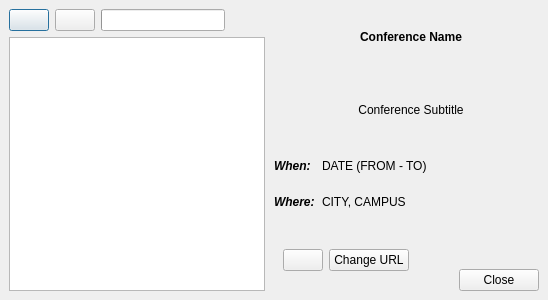
Above: src/gui/conferenceeditor.ui from edulix/confclerk before the change. Below: the same form after it.
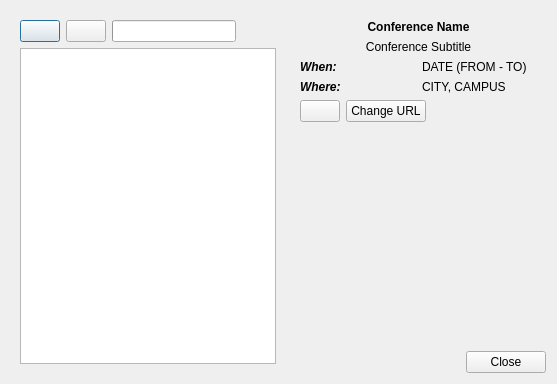
That is the form after the change. Icons and pictures are not drawn.

Commit message: Cleaning of the conferenceeditor dialog.

```diff
--- a/src/gui/conferenceeditor.ui
+++ b/src/gui/conferenceeditor.ui
@@ -6,8 +6,8 @@
    <rect>
     <x>0</x>
     <y>0</y>
-    <width>548</width>
-    <height>300</height>
+    <width>557</width>
+    <height>384</height>
    </rect>
   </property>
   <property name="windowTitle">
@@ -17,13 +17,7 @@
    <iconset resource="../../data/data.qrc">
     <normaloff>:/confclerk.svg</normaloff>:/confclerk.svg</iconset>
   </property>
-  <layout class="QHBoxLayout" name="horizontalLayout">
-   <property name="spacing">
-    <number>0</number>
-   </property>
-   <property name="margin">
-    <number>0</number>
-   </property>
+  <layout class="QHBoxLayout" name="horizontalLayout_4" stretch="0,1">
    <item>
     <widget class="QWidget" name="widget_2" native="true">
      <layout class="QVBoxLayout" name="verticalLayout_2">
@@ -106,39 +100,14 @@
     </widget>
    </item>
    <item>
-    <widget class="QWidget" name="widget_3" native="true">
-     <property name="sizePolicy">
-      <sizepolicy hsizetype="MinimumExpanding" vsizetype="Preferred">
-       <horstretch>0</horstretch>
-       <verstretch>0</verstretch>
-      </sizepolicy>
-     </property>
-     <layout class="QVBoxLayout" name="verticalLayout_3">
-      <property name="spacing">
-       <number>0</number>
-      </property>
-      <property name="margin">
-       <number>0</number>
-      </property>
+    <layout class="QVBoxLayout" name="verticalLayout">
       <item>
        <widget class="QStackedWidget" name="conferenceInfo">
-        <property name="sizePolicy">
-         <sizepolicy hsizetype="Preferred" vsizetype="MinimumExpanding">
-          <horstretch>0</horstretch>
-          <verstretch>0</verstretch>
-         </sizepolicy>
-        </property>
         <property name="currentIndex">
          <number>0</number>
         </property>
         <widget class="QWidget" name="conferenceInfoContents">
-         <layout class="QVBoxLayout" name="verticalLayout_4">
-          <property name="spacing">
-           <number>0</number>
-          </property>
-          <property name="margin">
-           <number>0</number>
-          </property>
+        <layout class="QVBoxLayout" name="verticalLayout_3">
           <item>
            <widget class="QLabel" name="conferenceTitle">
             <property name="font">
@@ -201,50 +170,23 @@
               </property>
              </widget>
             </item>
-            <item row="0" column="2">
+           <item row="0" column="1">
              <widget class="QLabel" name="conferenceWhen">
               <property name="text">
                <string>DATE (FROM - TO)</string>
               </property>
              </widget>
             </item>
-            <item row="1" column="2">
+           <item row="1" column="1">
              <widget class="QLabel" name="conferenceWhere">
               <property name="text">
                <string>CITY, CAMPUS</string>
               </property>
              </widget>
             </item>
-            <item row="1" column="3">
-             <spacer name="horizontalSpacer_4">
-              <property name="orientation">
-               <enum>Qt::Horizontal</enum>
-              </property>
-              <property name="sizeHint" stdset="0">
-               <size>
-                <width>40</width>
-                <height>20</height>
-               </size>
-              </property>
-             </spacer>
-            </item>
-            <item row="0" column="1">
-             <widget class="QLabel" name="spacer_2">
-              <property name="text">
-               <string/>
-              </property>
-             </widget>
-            </item>
            </layout>
           </item>
           <item>
-           <widget class="QWidget" name="widget_5" native="true">
-            <property name="sizePolicy">
-             <sizepolicy hsizetype="Preferred" vsizetype="Fixed">
-              <horstretch>0</horstretch>
-              <verstretch>0</verstretch>
-             </sizepolicy>
-            </property>
             <layout class="QHBoxLayout" name="horizontalLayout_3">
              <item>
               <widget class="QPushButton" name="refreshBtn">
@@ -277,15 +219,8 @@
                </property>
               </spacer>
              </item>
-             <item>
-              <widget class="QWidget" name="widget" native="true">
-               <layout class="QVBoxLayout" name="verticalLayout">
-                <property name="spacing">
-                 <number>0</number>
-                </property>
-                <property name="margin">
-                 <number>0</number>
-                </property>
+          </layout>
+         </item>
                 <item>
                  <spacer name="verticalSpacer">
                   <property name="orientation">
@@ -299,6 +234,26 @@
                   </property>
                  </spacer>
                 </item>
+        </layout>
+       </widget>
+       <widget class="QWidget" name="conferenceInfoEmpty"/>
+      </widget>
+     </item>
+     <item>
+      <layout class="QHBoxLayout" name="horizontalLayout">
+       <item>
+        <spacer name="horizontalSpacer">
+         <property name="orientation">
+          <enum>Qt::Horizontal</enum>
+         </property>
+         <property name="sizeHint" stdset="0">
+          <size>
+           <width>40</width>
+           <height>20</height>
+          </size>
+         </property>
+        </spacer>
+       </item>
                 <item>
                  <widget class="QDialogButtonBox" name="buttonBox">
                   <property name="standardButtons">
@@ -310,18 +265,8 @@
                  </widget>
                 </item>
                </layout>
-              </widget>
-             </item>
-            </layout>
-           </widget>
-          </item>
-         </layout>
-        </widget>
-        <widget class="QWidget" name="conferenceInfoEmpty"/>
-       </widget>
-      </item>
-     </layout>
-    </widget>
+     </item>
+    </layout>
    </item>
   </layout>
  </widget>
```
Lines whose indentation alone changed are shown as unchanged.
